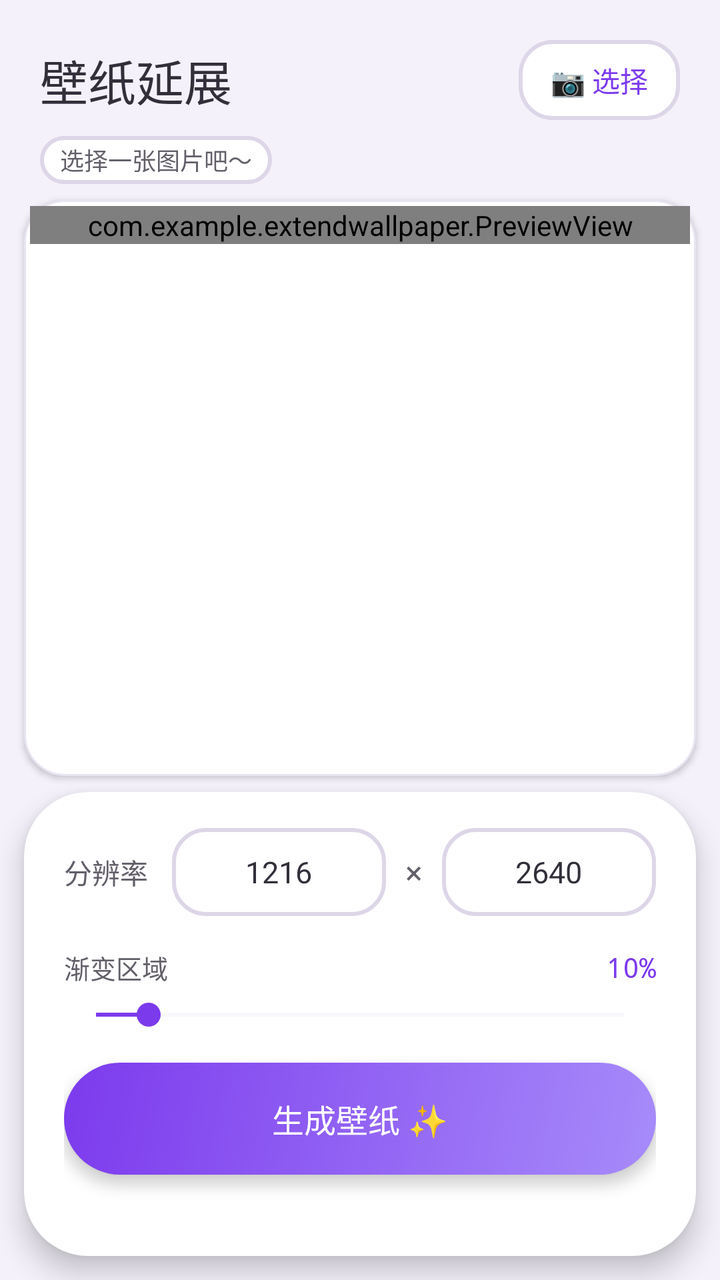
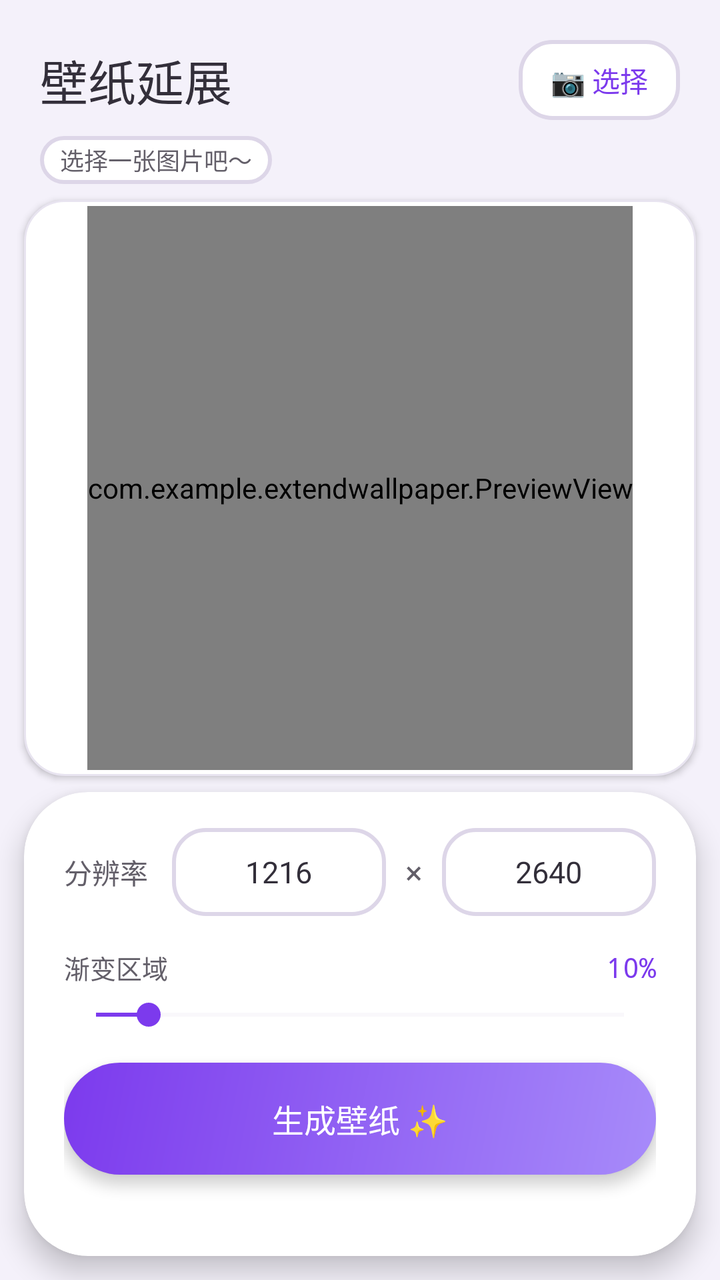

Two renders of the same Android screen: before a commit and after it. Below are the layout's source before the change and the commit's diff.
<!-- AndroidManifest.xml: application theme Theme.ExtendWallpaper -->
<!-- res/layout/activity_main.xml -->
<?xml version="1.0" encoding="utf-8"?>
<LinearLayout xmlns:android="http://schemas.android.com/apk/res/android"
    xmlns:app="http://schemas.android.com/apk/res-auto"
    android:layout_width="match_parent"
    android:layout_height="match_parent"
    android:orientation="vertical"
    android:background="@color/bg"
    android:fitsSystemWindows="true">

        
        <LinearLayout
            android:layout_width="match_parent"
            android:layout_height="56dp"
            android:gravity="center_vertical"
            android:paddingHorizontal="20dp"
            android:layout_marginTop="12dp">

            <TextView
                android:layout_width="0dp"
                android:layout_weight="1"
                android:layout_height="wrap_content"
                android:text="壁纸延展"
                android:textSize="24sp"
                android:textColor="@color/text_primary"
                android:fontFamily="sans-serif-medium" />

            <TextView
                android:id="@+id/btnPickImage"
                android:layout_width="wrap_content"
                android:layout_height="40dp"
                android:gravity="center"
                android:paddingHorizontal="16dp"
                android:text="📷 选择"
                android:textSize="14sp"
                android:textColor="@color/accent_primary"
                android:background="@drawable/input_field_bg"
                android:clickable="true"
                android:focusable="true" />
        </LinearLayout>

        <TextView
            android:id="@+id/tvImageInfo"
            android:layout_width="wrap_content"
            android:layout_height="24dp"
            android:layout_marginStart="20dp"
            android:layout_marginBottom="4dp"
            android:gravity="center_vertical"
            android:text="选择一张图片吧～"
            android:textSize="12sp"
            android:textColor="@color/text_muted"
            android:paddingHorizontal="10dp"
            android:background="@drawable/input_field_bg" />

        
        <FrameLayout
            android:layout_width="match_parent"
            android:layout_height="0dp"
            android:layout_weight="1"
            android:layout_marginHorizontal="12dp"
            android:layout_marginTop="4dp"
            android:layout_marginBottom="8dp"
            android:background="@drawable/preview_frame"
            android:elevation="2dp"
            android:gravity="center">

            <com.example.extendwallpaper.PreviewView
                android:id="@+id/previewView"
                android:layout_width="match_parent"
                android:layout_height="wrap_content"
                android:layout_margin="3dp" />
        </FrameLayout>

        
        <androidx.cardview.widget.CardView
            android:layout_width="match_parent"
            android:layout_height="wrap_content"
            android:layout_marginHorizontal="12dp"
            android:layout_marginBottom="12dp"
            app:cardCornerRadius="32dp"
            app:cardElevation="8dp"
            app:cardBackgroundColor="@color/surface"
            android:clipChildren="false">

            <LinearLayout
                android:layout_width="match_parent"
                android:layout_height="wrap_content"
                android:orientation="vertical"
                android:paddingHorizontal="20dp"
                android:paddingTop="16dp"
                android:paddingBottom="20dp">

                <LinearLayout
                    android:layout_width="match_parent"
                    android:layout_height="48dp"
                    android:orientation="horizontal"
                    android:gravity="center_vertical"
                    android:layout_marginBottom="14dp">

                    <TextView
                        android:layout_width="wrap_content"
                        android:layout_height="wrap_content"
                        android:text="分辨率"
                        android:textSize="14sp"
                        android:textColor="@color/text_muted"
                        android:layout_marginEnd="12dp" />

                    <EditText
                        android:id="@+id/etPhoneWidth"
                        android:layout_width="0dp"
                        android:layout_weight="1"
                        android:layout_height="44dp"
                        android:inputType="number"
                        android:text="1216"
                        android:textColor="@color/text_primary"
                        android:textColorHint="#C4BFD0"
                        android:textSize="15sp"
                        android:gravity="center"
                        android:background="@drawable/input_field_bg" />

                    <TextView
                        android:layout_width="28dp"
                        android:layout_height="44dp"
                        android:gravity="center"
                        android:text="×"
                        android:textSize="16sp"
                        android:textColor="@color/text_muted" />

                    <EditText
                        android:id="@+id/etPhoneHeight"
                        android:layout_width="0dp"
                        android:layout_weight="1"
                        android:layout_height="44dp"
                        android:inputType="number"
                        android:text="2640"
                        android:textColor="@color/text_primary"
                        android:textColorHint="#C4BFD0"
                        android:textSize="15sp"
                        android:gravity="center"
                        android:background="@drawable/input_field_bg" />
                </LinearLayout>

                <LinearLayout
                    android:layout_width="match_parent"
                    android:layout_height="wrap_content"
                    android:gravity="center_vertical"
                    android:layout_marginBottom="2dp">

                    <TextView
                        android:layout_width="0dp"
                        android:layout_weight="1"
                        android:layout_height="wrap_content"
                        android:text="渐变区域"
                        android:textSize="13sp"
                        android:textColor="@color/text_muted" />

                    <TextView
                        android:id="@+id/tvModifyZone"
                        android:layout_width="wrap_content"
                        android:layout_height="wrap_content"
                        android:text="10%"
                        android:textSize="14sp"
                        android:textColor="@color/accent_primary"
                        android:fontFamily="monospace" />
                </LinearLayout>

                <SeekBar
                    android:id="@+id/sbModifyZone"
                    android:layout_width="match_parent"
                    android:layout_height="24dp"
                    android:max="100"
                    android:progress="10"
                    android:thumbTint="@color/accent_primary"
                    android:progressTint="@color/accent_primary"
                    android:progressBackgroundTint="#E8E4F0"
                    android:layout_marginBottom="12dp" />

                <LinearLayout
                    android:id="@+id/btnGenerate"
                    android:layout_width="match_parent"
                    android:layout_height="56dp"
                    android:gravity="center"
                    android:background="@drawable/btn_primary"
                    android:clickable="true"
                    android:focusable="true"
                    android:elevation="4dp">

                    <ProgressBar
                        android:id="@+id/progressBar"
                        android:layout_width="20dp"
                        android:layout_height="20dp"
                        android:layout_marginEnd="8dp"
                        android:visibility="gone"
                        android:indeterminateTint="@color/text_on_primary" />

                    <TextView
                        android:layout_width="wrap_content"
                        android:layout_height="wrap_content"
                        android:text="生成壁纸 ✨"
                        android:textSize="16sp"
                        android:textColor="@color/text_on_primary"
                        android:fontFamily="sans-serif-medium" />
                </LinearLayout>

                <TextView
                    android:id="@+id/tvResult"
                    android:layout_width="match_parent"
                    android:layout_height="wrap_content"
                    android:layout_marginTop="6dp"
                    android:textSize="11sp"
                    android:textColor="@color/text_muted"
                    android:gravity="center" />
            </LinearLayout>
        </androidx.cardview.widget.CardView>

    </LinearLayout>
<!-- resources referenced by this layout -->
<resources>
  <color name="accent_primary">#7C3AED</color>
  <color name="bg">#F4F1FA</color>
  <color name="surface">#FFFFFF</color>
  <color name="text_muted">#635F69</color>
  <color name="text_on_primary">#FFFFFF</color>
  <color name="text_primary">#332F3A</color>
  <!-- drawable btn_primary (drawable) -->
  <?xml version="1.0" encoding="utf-8"?>
  <shape xmlns:android="http://schemas.android.com/apk/res/android">
      <gradient android:startColor="#A78BFA" android:endColor="#7C3AED" android:angle="135" />
      <corners android:radius="28dp" />
  </shape>
  <!-- drawable input_field_bg (drawable) -->
  <?xml version="1.0" encoding="utf-8"?>
  <shape xmlns:android="http://schemas.android.com/apk/res/android">
      <solid android:color="#FFFFFF" />
      <corners android:radius="16dp" />
      <stroke android:width="2dp" android:color="#DDD6E8" />
  </shape>
  <!-- drawable preview_frame (drawable) -->
  <?xml version="1.0" encoding="utf-8"?>
  <shape xmlns:android="http://schemas.android.com/apk/res/android">
      <solid android:color="@color/surface" />
      <corners android:radius="20dp" />
      <stroke android:width="1dp" android:color="#E8E4F0" />
  </shape>
  <style name="Theme.ExtendWallpaper" parent="Theme.MaterialComponents.Light.NoActionBar">
          <item name="colorPrimary">@color/accent_primary</item>
          <item name="colorPrimaryVariant">@color/accent_light</item>
          <item name="colorOnPrimary">@color/text_on_primary</item>
          <item name="colorSecondary">@color/accent_secondary</item>
          <item name="android:statusBarColor">@color/bg</item>
          <item name="android:navigationBarColor">@color/surface</item>
      </style>
  <color name="accent_light">#A78BFA</color>
  <color name="accent_secondary">#DB2777</color>
</resources>

<!-- the commit's change to res/layout/activity_main.xml (unified diff, before → after) -->
@@ -65,8 +65,9 @@
 
             <com.example.extendwallpaper.PreviewView
                 android:id="@+id/previewView"
-                android:layout_width="match_parent"
-                android:layout_height="wrap_content"
+                android:layout_width="wrap_content"
+                android:layout_height="match_parent"
+                android:layout_gravity="center"
                 android:layout_margin="3dp" />
         </FrameLayout>
 
